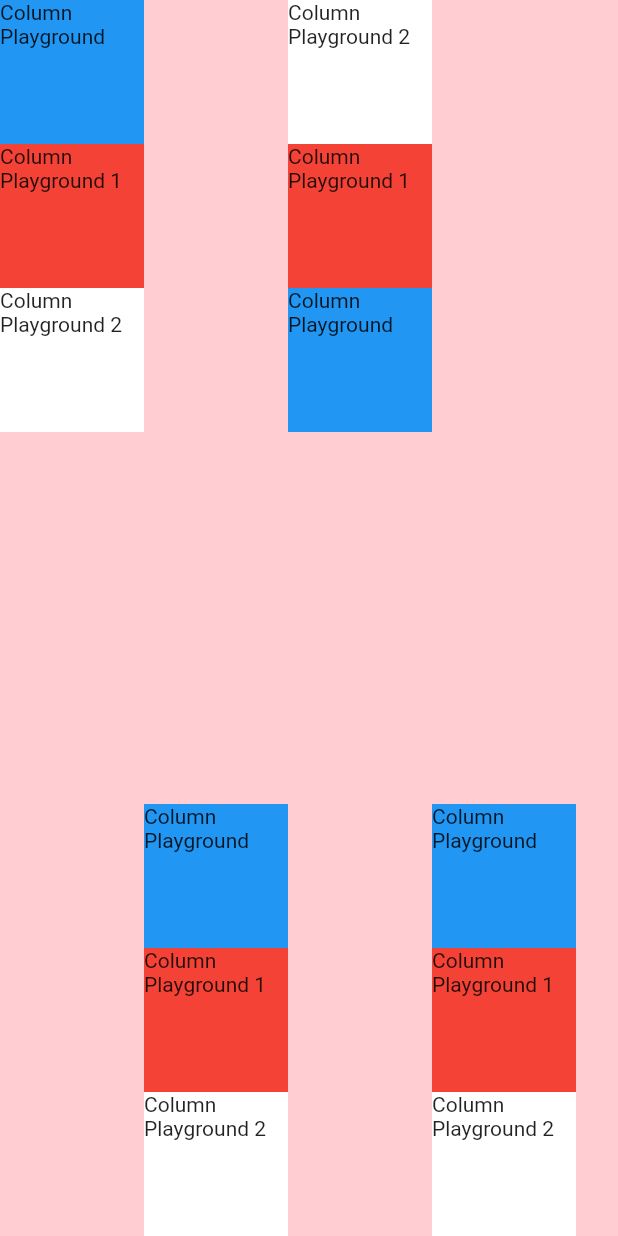
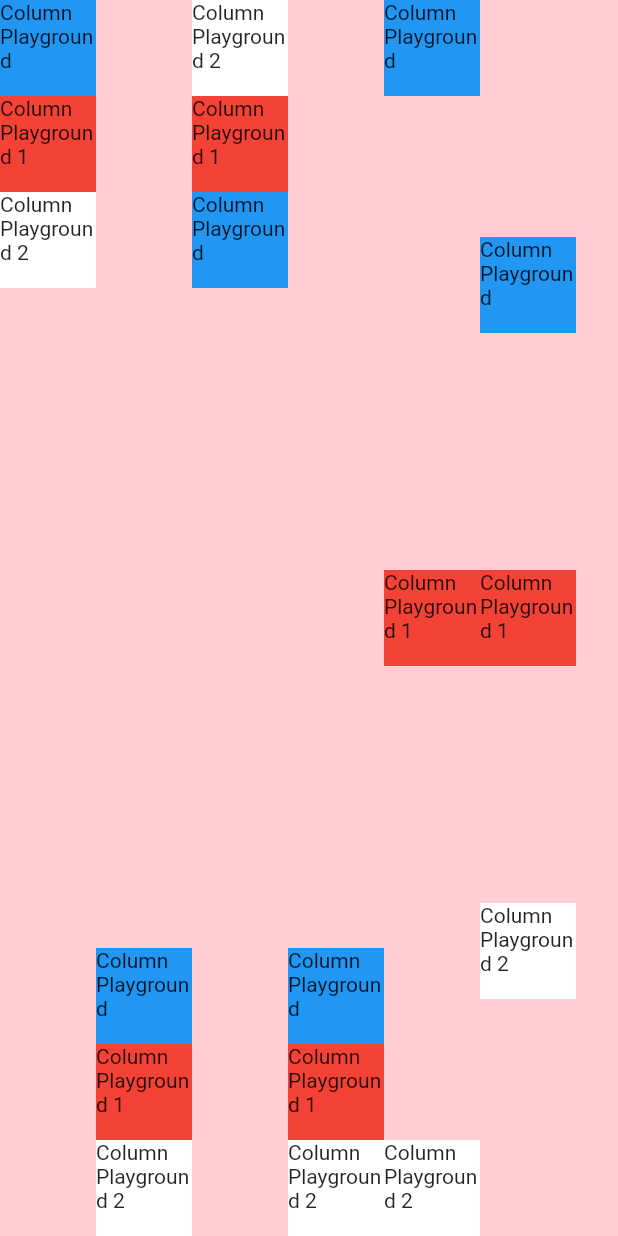
Before and after one commit to danilodequeiroz/udemy_the_complete_flutter_development_bootcamp_with_dart__widget_playgrround, a Flutter app: the screen it shows after launch, on a phone screen of 412 x 824 dp. Run offline on Flutter 3.47's test engine with Material 2 defaults, Android fonts, the phone set to English and light mode, and no system bars.

Commit message:
changes MainAxisAlignment.spaceBetween and MainAxisAlignment.spaceEvenly previews;

```diff
--- a/lib/column_playground.dart
+++ b/lib/column_playground.dart
@@ -1,7 +1,7 @@
 import 'package:flutter/material.dart';
 
 String textContent = "Column\nPlayground";
-double measurement = 96;
+double measurement = 64;
 
 class ColumnLayoutPlaygroundApp extends StatelessWidget {
   const ColumnLayoutPlaygroundApp({super.key});
@@ -59,6 +59,29 @@
                         ].asMap().entries)
                           container(index: entry.key, color: entry.value),
                       ]),
+                  Column(
+                      verticalDirection: VerticalDirection.down,
+                      mainAxisSize: MainAxisSize.max,
+                      mainAxisAlignment: MainAxisAlignment.spaceBetween,
+                      children: [
+                        for (MapEntry entry in [
+                          Colors.blue[500],
+                          Colors.red[500],
+                          Colors.white
+                        ].asMap().entries)
+                          container(index: entry.key, color: entry.value),
+                      ]), Column(
+                      verticalDirection: VerticalDirection.down,
+                      mainAxisSize: MainAxisSize.max,
+                      mainAxisAlignment: MainAxisAlignment.spaceEvenly,
+                      children: [
+                        for (MapEntry entry in [
+                          Colors.blue[500],
+                          Colors.red[500],
+                          Colors.white
+                        ].asMap().entries)
+                          container(index: entry.key, color: entry.value),
+                      ]),
                 ],
               ),
             )));
```
